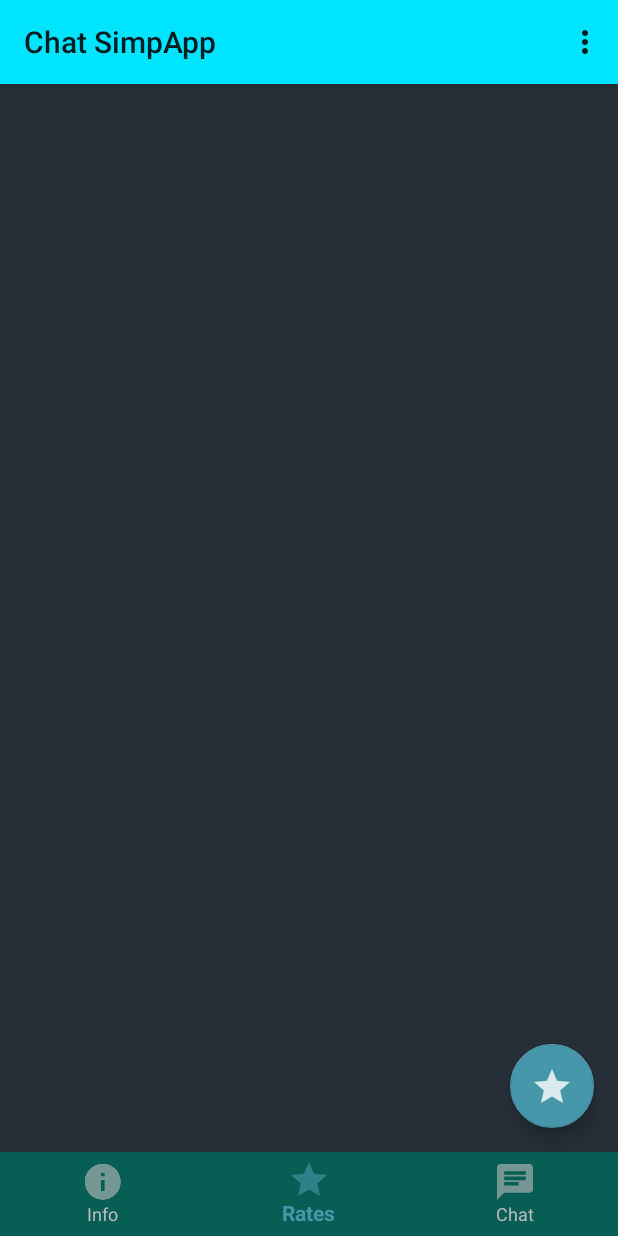
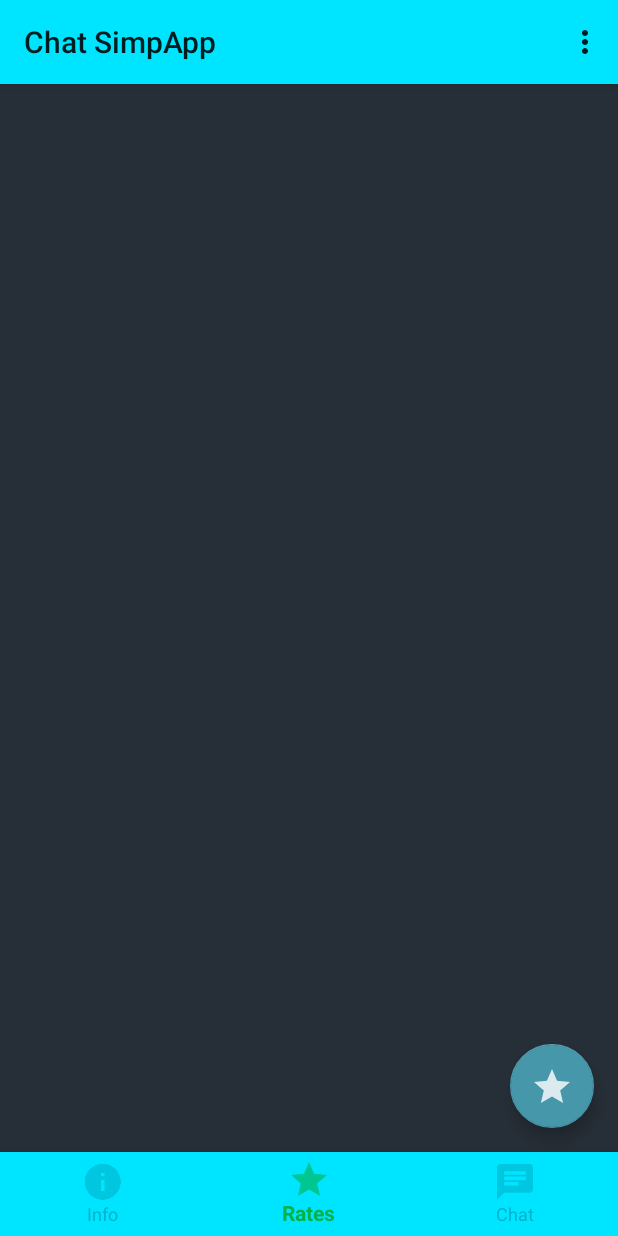
Before and after one commit to JonathanRamirez1/Chat-SimpApp, an Android app: the HomeActivity screen opened directly, with no data from a screen before it, item 2 of the bottom bar chosen, on a phone screen of 412 x 824 dp. Run offline under Robolectric (Android 15) with nearby library versions, the phone set to English and light mode, and no system bars; our stand-ins replace AdMob, Firebase (no records; nobody signed in at launch, a user with empty details on screens opened directly), Picasso, RxJava; libraries missing offline, so code that uses them is left out: com.facebook, com.facebook.login; pictures from the network do not load; Roboto replaces fonts that are not available here; 11 statements that could not run were skipped.

Commit message:
Diseño a la parte de HomeActivity

```diff
--- a/app/src/main/res/drawable/bottom_navigation_color.xml
+++ b/app/src/main/res/drawable/bottom_navigation_color.xml
@@ -2,9 +2,9 @@
 <selector xmlns:android="http://schemas.android.com/apk/res/android">
 
     <item
-        android:color="@color/colorAccent"
+        android:color="@color/secondary_dark"
         android:state_checked="true"/>
     <item
-        android:color="@color/colorSecondaryText"
+        android:color="@color/primary_dark"
         android:state_checked="false"/>
 </selector>
--- a/app/src/main/res/drawable/bottom_navigation_ripple.xml
+++ /dev/null
@@ -1,8 +0,0 @@
-<?xml version="1.0" encoding="utf-8"?>
-<ripple xmlns:android="http://schemas.android.com/apk/res/android"
-    android:color="@color/colorDivider">
-
-    <item android:drawable="@color/colorAccent"/>
-    <item android:drawable="@color/colorPrimary"/>
-
-</ripple>
--- a/app/src/main/res/layout/activity_home.xml
+++ b/app/src/main/res/layout/activity_home.xml
@@ -16,8 +16,8 @@
         android:layout_width="match_parent"
         android:layout_height="wrap_content"
         android:layout_alignParentBottom="true"
-        app:itemBackground="@drawable/bottom_navigation_ripple"
-        android:background="@color/colorPrimary"
+        app:itemBackground="@color/primary"
+        android:background="@color/primary_light"
         app:itemIconTint="@drawable/bottom_navigation_color"
         app:itemTextColor="@drawable/bottom_navigation_color"
         app:menu="@menu/bottom_navigation_menu"
```
